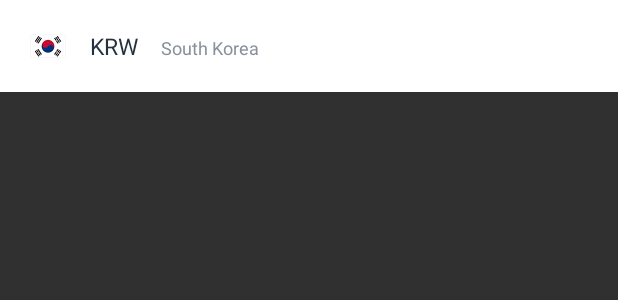
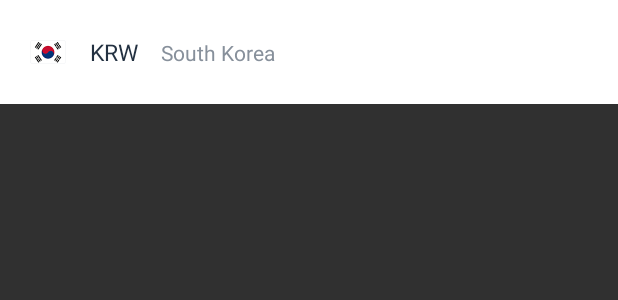
Before and after one commit to aquabuz/Trans, an Android app: the layout listview_row.xml on its own in the app's theme, with its tools: preview values and no code run, on a phone screen of 412 x 824 dp. Shown: the top 300 px of the screen. Run offline under Robolectric (Android 15) with nearby library versions, the phone set to English and light mode, and no system bars.

Commit message:
06-08 fin.

```diff
--- a/app/src/main/res/layout/list_country.xml
+++ b/app/src/main/res/layout/list_country.xml
@@ -21,10 +21,12 @@
         android:id="@+id/edtSearch"
         android:layout_width="match_parent"
         android:layout_height="42dp"
+        android:inputType="text"
         android:maxLines="1"
-        android:maxLength="8"
+        android:maxLength="20"
         android:hint="@string/etSelect"
         android:paddingLeft="16dp"
+        android:textSize="14sp"
         android:textColorHint="@color/deSelect"
         android:textColor="@color/colorPrimaryDark"
         android:background="@color/colorPrimary"/>
--- a/app/src/main/res/layout/listview_row.xml
+++ b/app/src/main/res/layout/listview_row.xml
@@ -17,8 +17,8 @@
         android:layout_width="wrap_content"
         android:layout_height="wrap_content"
         android:orientation="horizontal"
-        android:paddingTop="20dp"
-        android:paddingBottom="20dp"
+        android:paddingTop="24dp"
+        android:paddingBottom="24dp"
         android:layout_centerInParent="true"
         android:layout_toRightOf="@+id/thumb">
 
@@ -36,7 +36,7 @@
             android:layout_width="wrap_content"
             android:layout_height="wrap_content"
             android:text="@string/cn_kor"
-            android:textSize="12sp"
+            android:textSize="14sp"
             android:textColor="@color/colorGray"/>
 
     </LinearLayout>
```
